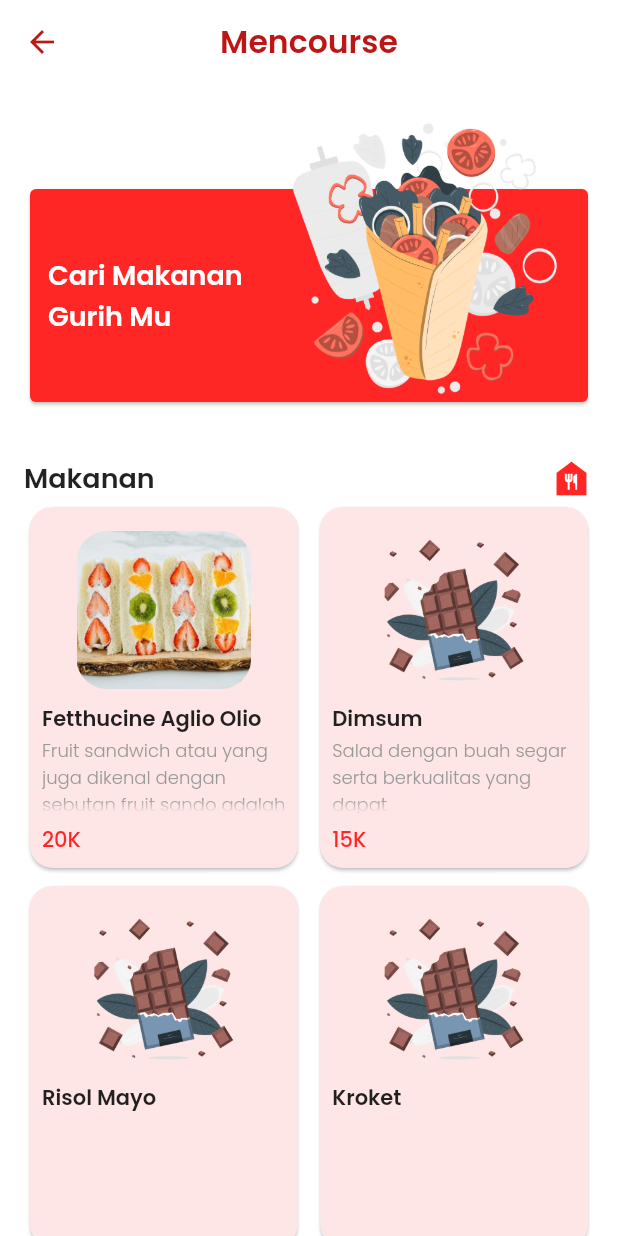
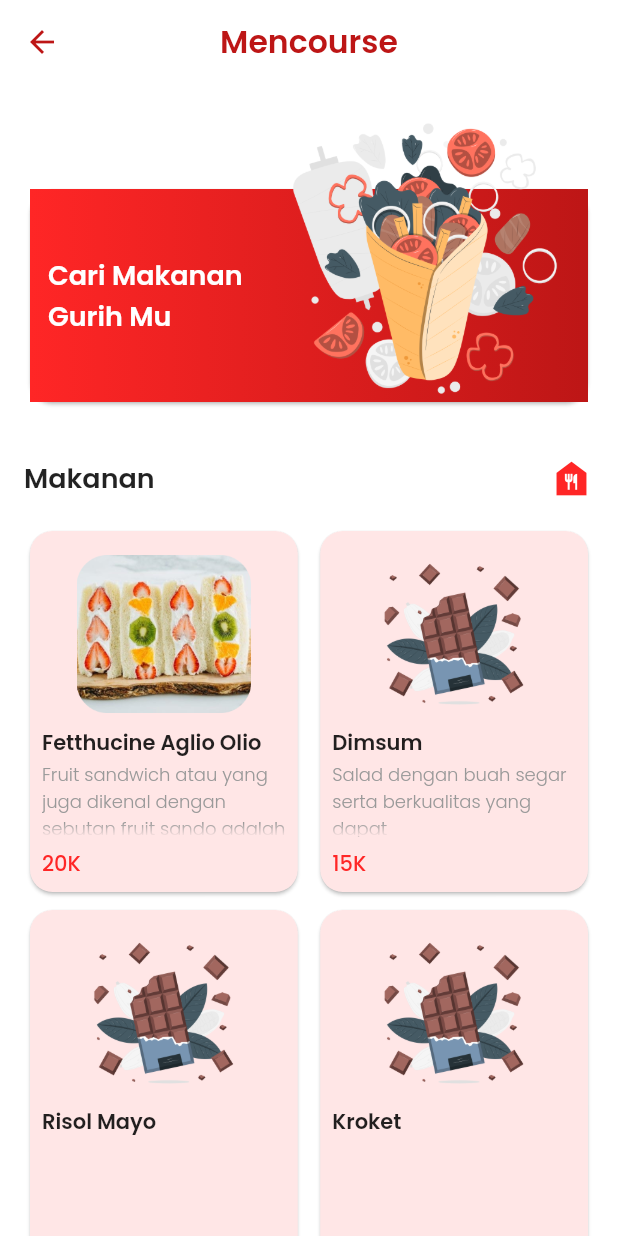
Before and after one commit to tasyarkh/Unite-Resto, a Flutter app: the mencourse screen opened directly, on a phone screen of 412 x 824 dp. Run offline on Flutter 3.47's test engine with Material 2 defaults, Android fonts, the phone set to English and light mode, and no system bars; missing offline and left inert: dart:js.

Commit message:
add asset

```diff
--- a/lib/screens/betawi.dart
+++ b/lib/screens/betawi.dart
@@ -54,6 +54,8 @@ class _betawiState extends State<betawi> {
                         color: pri,
                         child: Container(
                           width: double.infinity,
+                          decoration: const BoxDecoration(
+                              gradient: LinearGradient(colors: [pri, sec])),
                         ),
                       ))
                 ],
--- a/lib/screens/dessert.dart
+++ b/lib/screens/dessert.dart
@@ -49,11 +49,13 @@ class _dessertState extends State<dessert> {
                   Expanded(
                       flex: 3,
                       child: Card(
+                        color: pri,
                         shape: RoundedRectangleBorder(
                             borderRadius: BorderRadius.circular(15)),
-                        de
                         child: Container(
                           width: double.infinity,
+                          decoration: const BoxDecoration(
+                              gradient: LinearGradient(colors: [pri, sec])),
                         ),
                       ))
                 ],
--- a/lib/screens/mencour.dart
+++ b/lib/screens/mencour.dart
@@ -50,8 +50,12 @@ class _mencourseState extends State<mencourse> {
                       flex: 3,
                       child: Card(
                         color: pri,
+                        shape: RoundedRectangleBorder(
+                            borderRadius: BorderRadius.circular(15)),
                         child: Container(
                           width: double.infinity,
+                          decoration: const BoxDecoration(
+                              gradient: LinearGradient(colors: [pri, sec])),
                         ),
                       ))
                 ],
@@ -119,6 +123,7 @@ class _mencourseState extends State<mencourse> {
               )
             ],
           ),
+          MyTheme.mediumVerticalPadding,
           GridView.builder(
             itemCount: MenuModel.menuMencourse.length,
             shrinkWrap: true,
@@ -142,7 +147,6 @@ class _mencourseState extends State<mencourse> {
       ),
     );
   }
-
 }
 
 class MyTheme {
```
Also changed, not shown: lib/screens/onboard.dart (+8 -4 lines).
